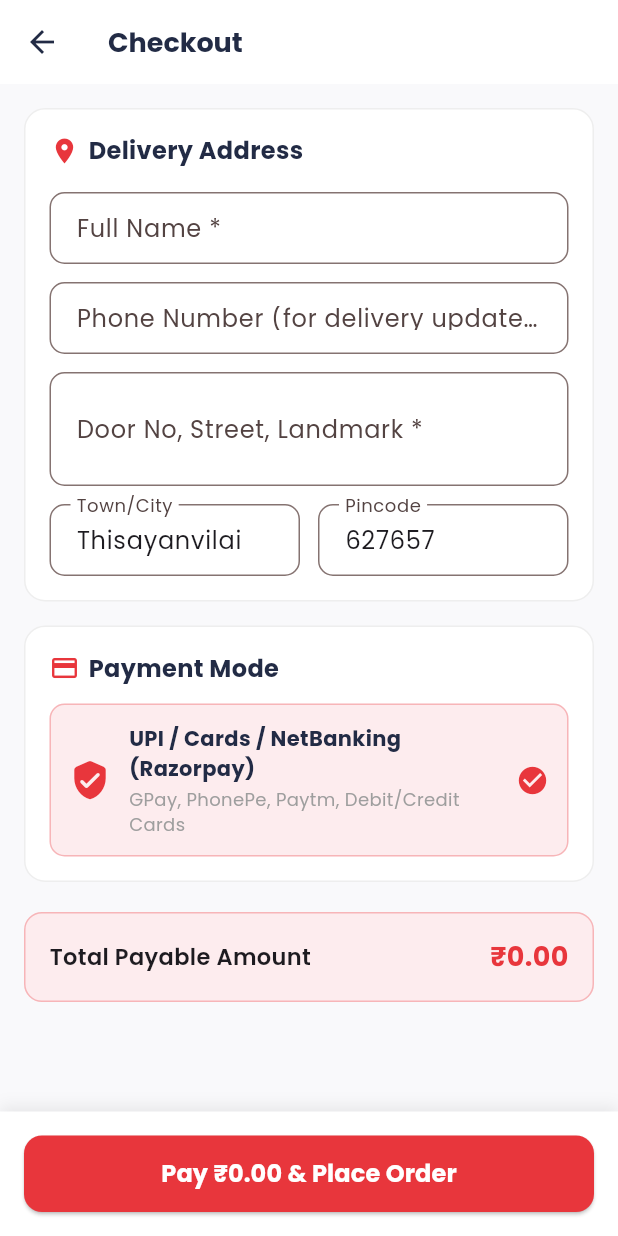
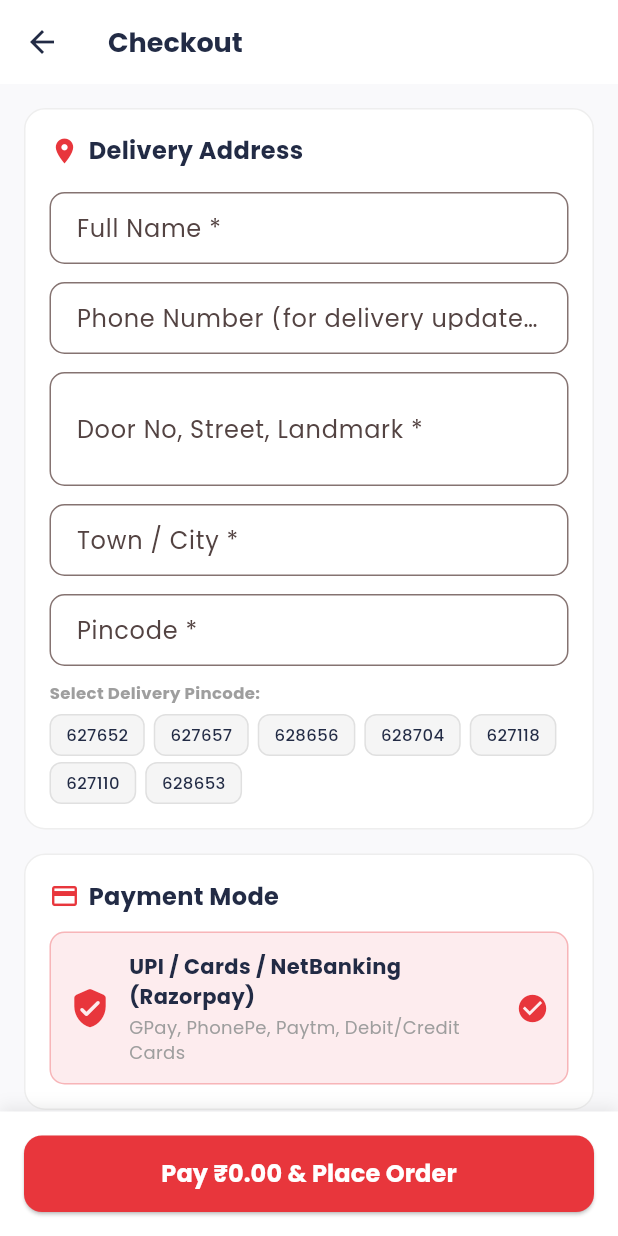
Before and after one commit to Novin25/Thisayanvilai-App, a Flutter app: the CheckoutScreen screen opened directly, on a phone screen of 412 x 824 dp. Run offline on Flutter 3.47's test engine with Material 3 defaults, Android fonts, the phone set to English and light mode, and no system bars; our stand-ins replace cached_network_image, google_fonts, shared_preferences; missing offline and left inert: razorpay_flutter; accounts and stored records are empty; network calls fail.

```diff
--- a/lib/screens/checkout_screen.dart
+++ b/lib/screens/checkout_screen.dart
@@ -1,9 +1,11 @@
 import 'package:flutter/material.dart';
 import 'package:provider/provider.dart';
 import 'package:razorpay_flutter/razorpay_flutter.dart';
+import 'package:intl/intl.dart';
 import '../config/constants.dart';
 import '../services/cart_provider.dart';
 import '../services/woocommerce_service.dart';
+import '../services/order_storage_service.dart';
 import 'order_success_screen.dart';
 
 class CheckoutScreen extends StatefulWidget {
@@ -18,12 +20,21 @@ class _CheckoutScreenState extends State<CheckoutScreen> {
   final _nameController = TextEditingController();
   final _phoneController = TextEditingController();
   final _addressController = TextEditingController();
-  final _cityController = TextEditingController(text: 'Thisayanvilai');
-  final _pincodeController = TextEditingController(text: '627657');
+  final _cityController = TextEditingController();
+  final _pincodeController = TextEditingController();
+
+  static const List<String> allowedPincodes = [
+    '627652',
+    '627657',
+    '628656',
+    '628704',
+    '627118',
+    '627110',
+    '628653',
+  ];
 
   late Razorpay _razorpay;
   bool _isProcessing = false;
-  String _selectedPaymentMethod = 'razorpay'; // 'razorpay' or 'cod'
 
   @override
   void initState() {
@@ -57,7 +68,7 @@ class _CheckoutScreenState extends State<CheckoutScreen> {
     setState(() => _isProcessing = false);
     ScaffoldMessenger.of(context).showSnackBar(
       SnackBar(
-        content: Text('Payment Failed: ${response.message ?? "Unknown error"}'),
+        content: Text('Payment Failed: ${response.message ?? "Payment was cancelled or failed"}'),
         backgroundColor: Colors.red,
       ),
     );
@@ -116,9 +127,13 @@ class _CheckoutScreenState extends State<CheckoutScreen> {
     List<Map<String, dynamic>> lineItems = cart.items.values.map((item) {
       return {
         "product_id": item.product.id,
+        "name": item.product.name,
         "quantity": item.quantity,
+        "price": item.product.priceNumeric,
       };
     }).toList();
+
+    int orderId = 0;
 
     try {
       final orderResult = await WooCommerceService.createOrder(
@@ -133,7 +148,29 @@ class _CheckoutScreenState extends State<CheckoutScreen> {
         transactionId: transactionId,
       );
 
-      final orderId = orderResult['id'] ?? 0;
+      orderId = orderResult['id'] ?? 0;
+    } catch (e) {
+      // If WooCommerce API write permission fails or network glitch occurs,
+      // fallback to timestamp-based Order ID so the customer is NOT stranded after paying!
+      orderId = DateTime.now().millisecondsSinceEpoch % 1000000;
+    }
+
+    // Always save order in Local Storage so customer can view in Account Screen
+    final orderRecord = OrderRecord(
+      id: orderId,
+      date: DateFormat('dd MMM yyyy, hh:mm a').format(DateTime.now()),
+      total: cart.totalAmount,
+      status: 'Paid & Processing',
+      customerName: _nameController.text.trim(),
+      phone: _phoneController.text.trim(),
+      address: _addressController.text.trim(),
+      city: _cityController.text.trim(),
+      pincode: _pincodeController.text.trim(),
+      paymentId: transactionId ?? '',
+      items: lineItems,
+    );
+
+    await OrderStorageService.saveOrder(orderRecord);
 
     cart.clearCart();
     if (mounted) {
@@ -147,17 +184,6 @@ class _CheckoutScreenState extends State<CheckoutScreen> {
         ),
         (route) => route.isFirst,
       );
-      }
-    } catch (e) {
-      if (mounted) {
-        setState(() => _isProcessing = false);
-        ScaffoldMessenger.of(context).showSnackBar(
-          SnackBar(
-            content: Text('Order submission error: $e'),
-            backgroundColor: Colors.red,
-          ),
-        );
-      }
     }
   }
 
@@ -205,7 +231,7 @@ class _CheckoutScreenState extends State<CheckoutScreen> {
                       children: [
                         Row(
                           children: const [
-                            Icon(Icons.location_on, color: AppConfig.primaryGreen, size: 20),
+                            Icon(Icons.location_on, color: AppConfig.primaryColor, size: 20),
                             SizedBox(width: 6),
                             Text(
                               'Delivery Address',
@@ -222,10 +248,11 @@ class _CheckoutScreenState extends State<CheckoutScreen> {
                           controller: _nameController,
                           decoration: InputDecoration(
                             labelText: 'Full Name *',
+                            hintText: 'Enter your name',
                             border: OutlineInputBorder(borderRadius: BorderRadius.circular(10)),
                             contentPadding: const EdgeInsets.symmetric(horizontal: 14, vertical: 12),
                           ),
-                          validator: (val) => val == null || val.isEmpty ? 'Please enter name' : null,
+                          validator: (val) => val == null || val.trim().isEmpty ? 'Please enter name' : null,
                         ),
                         const SizedBox(height: 12),
                         TextFormField(
@@ -237,7 +264,7 @@ class _CheckoutScreenState extends State<CheckoutScreen> {
                             border: OutlineInputBorder(borderRadius: BorderRadius.circular(10)),
                             contentPadding: const EdgeInsets.symmetric(horizontal: 14, vertical: 12),
                           ),
-                          validator: (val) => val == null || val.length < 10 ? 'Enter valid 10-digit number' : null,
+                          validator: (val) => val == null || val.trim().length < 10 ? 'Enter valid 10-digit number' : null,
                         ),
                         const SizedBox(height: 12),
                         TextFormField(
@@ -245,37 +272,80 @@ class _CheckoutScreenState extends State<CheckoutScreen> {
                           maxLines: 2,
                           decoration: InputDecoration(
                             labelText: 'Door No, Street, Landmark *',
+                            hintText: 'Enter complete street address',
                             border: OutlineInputBorder(borderRadius: BorderRadius.circular(10)),
                             contentPadding: const EdgeInsets.all(14),
                           ),
-                          validator: (val) => val == null || val.isEmpty ? 'Please enter delivery address' : null,
+                          validator: (val) => val == null || val.trim().isEmpty ? 'Please enter delivery address' : null,
                         ),
                         const SizedBox(height: 12),
-                        Row(
-                          children: [
-                            Expanded(
-                              child: TextFormField(
+                        TextFormField(
                           controller: _cityController,
                           decoration: InputDecoration(
-                                  labelText: 'Town/City',
+                            labelText: 'Town / City *',
+                            hintText: 'e.g. Thisayanvilai, Sattankulam, Udangudi',
                             border: OutlineInputBorder(borderRadius: BorderRadius.circular(10)),
                             contentPadding: const EdgeInsets.symmetric(horizontal: 14, vertical: 12),
                           ),
+                          validator: (val) => val == null || val.trim().isEmpty ? 'Please enter Town / City' : null,
                         ),
-                            ),
-                            const SizedBox(width: 12),
-                            Expanded(
-                              child: TextFormField(
+                        const SizedBox(height: 12),
+                        TextFormField(
                           controller: _pincodeController,
                           keyboardType: TextInputType.number,
                           decoration: InputDecoration(
-                                  labelText: 'Pincode',
+                            labelText: 'Pincode *',
+                            hintText: 'e.g. 627657',
                             border: OutlineInputBorder(borderRadius: BorderRadius.circular(10)),
                             contentPadding: const EdgeInsets.symmetric(horizontal: 14, vertical: 12),
                           ),
+                          validator: (val) {
+                            if (val == null || val.trim().isEmpty) {
+                              return 'Please enter Pincode';
+                            }
+                            if (!allowedPincodes.contains(val.trim())) {
+                              return 'Delivery only available for:\n627652, 627657, 628656, 628704, 627118, 627110, 628653';
+                            }
+                            return null;
+                          },
+                        ),
+                        const SizedBox(height: 10),
+                        const Text(
+                          'Select Delivery Pincode:',
+                          style: TextStyle(fontSize: 11, fontWeight: FontWeight.bold, color: Colors.grey),
+                        ),
+                        const SizedBox(height: 6),
+                        Wrap(
+                          spacing: 6,
+                          runSpacing: 4,
+                          children: allowedPincodes.map((pin) {
+                            final isSelected = _pincodeController.text == pin;
+                            return InkWell(
+                              onTap: () {
+                                setState(() {
+                                  _pincodeController.text = pin;
+                                });
+                              },
+                              child: Container(
+                                padding: const EdgeInsets.symmetric(horizontal: 10, vertical: 5),
+                                decoration: BoxDecoration(
+                                  color: isSelected ? AppConfig.primaryColor : Colors.grey.shade100,
+                                  borderRadius: BorderRadius.circular(8),
+                                  border: Border.all(
+                                    color: isSelected ? AppConfig.primaryColor : Colors.grey.shade300,
                                   ),
                                 ),
-                          ],
+                                child: Text(
+                                  pin,
+                                  style: TextStyle(
+                                    fontSize: 11,
+                                    fontWeight: isSelected ? FontWeight.bold : FontWeight.w500,
+                                    color: isSelected ? Colors.white : AppConfig.textDark,
+                                  ),
+                                ),
+                              ),
+                            );
+                          }).toList(),
                         ),
                       ],
                     ),
@@ -296,7 +366,7 @@ class _CheckoutScreenState extends State<CheckoutScreen> {
                       children: [
                         Row(
                           children: const [
-                            Icon(Icons.payment, color: AppConfig.primaryGreen, size: 20),
+                            Icon(Icons.payment, color: AppConfig.primaryColor, size: 20),
                             SizedBox(width: 6),
                             Text(
                               'Payment Mode',
@@ -314,11 +384,11 @@ class _CheckoutScreenState extends State<CheckoutScreen> {
                           decoration: BoxDecoration(
                             color: AppConfig.lightGreen,
                             borderRadius: BorderRadius.circular(10),
-                            border: Border.all(color: AppConfig.primaryGreen.withOpacity(0.3)),
+                            border: Border.all(color: AppConfig.primaryColor.withOpacity(0.3)),
                           ),
                           child: Row(
                             children: const [
-                              Icon(Icons.verified_user_rounded, color: AppConfig.primaryGreen, size: 28),
+                              Icon(Icons.verified_user_rounded, color: AppConfig.primaryColor, size: 28),
                               SizedBox(width: 12),
                               Expanded(
                                 child: Column(
@@ -340,7 +410,7 @@ class _CheckoutScreenState extends State<CheckoutScreen> {
                                   ],
                                 ),
                               ),
-                              Icon(Icons.check_circle, color: AppConfig.primaryGreen, size: 22),
+                              Icon(Icons.check_circle, color: AppConfig.primaryColor, size: 22),
                             ],
                           ),
                         ),
@@ -356,7 +426,7 @@ class _CheckoutScreenState extends State<CheckoutScreen> {
                     decoration: BoxDecoration(
                       color: AppConfig.lightGreen,
                       borderRadius: BorderRadius.circular(12),
-                      border: Border.all(color: AppConfig.primaryGreen.withOpacity(0.3)),
+                      border: Border.all(color: AppConfig.primaryColor.withOpacity(0.3)),
                     ),
                     child: Row(
                       mainAxisAlignment: MainAxisAlignment.spaceBetween,
@@ -370,7 +440,7 @@ class _CheckoutScreenState extends State<CheckoutScreen> {
                           style: const TextStyle(
                             fontWeight: FontWeight.bold,
                             fontSize: 18,
-                            color: AppConfig.primaryGreen,
+                            color: AppConfig.primaryColor,
                           ),
                         ),
                       ],
@@ -392,7 +462,7 @@ class _CheckoutScreenState extends State<CheckoutScreen> {
                     child: Column(
                       mainAxisSize: MainAxisSize.min,
                       children: [
-                        CircularProgressIndicator(color: AppConfig.primaryGreen),
+                        CircularProgressIndicator(color: AppConfig.primaryColor),
                         SizedBox(height: 16),
                         Text(
                           'Processing your order...',
@@ -422,7 +492,7 @@ class _CheckoutScreenState extends State<CheckoutScreen> {
           child: ElevatedButton(
             onPressed: _isProcessing ? null : _startPayment,
             style: ElevatedButton.styleFrom(
-              backgroundColor: AppConfig.primaryGreen,
+              backgroundColor: AppConfig.primaryColor,
               padding: const EdgeInsets.symmetric(vertical: 14),
               shape: RoundedRectangleBorder(borderRadius: BorderRadius.circular(12)),
             ),
--- /dev/null
+++ b/lib/services/order_storage_service.dart
@@ -0,0 +1,75 @@
+import 'dart:convert';
+import 'package:shared_preferences/shared_preferences.dart';
+
+class OrderRecord {
+  final int id;
+  final String date;
+  final double total;
+  final String status;
+  final String customerName;
+  final String phone;
+  final String address;
+  final String city;
+  final String pincode;
+  final String paymentId;
+  final List<Map<String, dynamic>> items;
+
+  OrderRecord({
+    required this.id,
+    required this.date,
+    required this.total,
+    required this.status,
+    required this.customerName,
+    required this.phone,
+    required this.address,
+    required this.city,
+    required this.pincode,
+    required this.paymentId,
+    required this.items,
+  });
+
+  Map<String, dynamic> toJson() => {
+        'id': id,
+        'date': date,
+        'total': total,
+        'status': status,
+        'customerName': customerName,
+        'phone': phone,
+        'address': address,
+        'city': city,
+        'pincode': pincode,
+        'paymentId': paymentId,
+        'items': items,
+      };
+
+  factory OrderRecord.fromJson(Map<String, dynamic> json) => OrderRecord(
+        id: json['id'] ?? 0,
+        date: json['date'] ?? '',
+        total: (json['total'] ?? 0).toDouble(),
+        status: json['status'] ?? 'Processing',
+        customerName: json['customerName'] ?? '',
+        phone: json['phone'] ?? '',
+        address: json['address'] ?? '',
+        city: json['city'] ?? '',
+        pincode: json['pincode'] ?? '',
+        paymentId: json['paymentId'] ?? '',
+        items: List<Map<String, dynamic>>.from(json['items'] ?? []),
+      );
+}
+
+class OrderStorageService {
+  static const String _key = 'user_order_history';
+
+  static Future<void> saveOrder(OrderRecord order) async {
+    final prefs = await SharedPreferences.getInstance();
+    List<String> list = prefs.getStringList(_key) ?? [];
+    list.insert(0, jsonEncode(order.toJson()));
+    await prefs.setStringList(_key, list);
+  }
+
+  static Future<List<OrderRecord>> getOrders() async {
+    final prefs = await SharedPreferences.getInstance();
+    List<String> list = prefs.getStringList(_key) ?? [];
+    return list.map((str) => OrderRecord.fromJson(jsonDecode(str))).toList();
+  }
+}
```
Also changed, not shown: lib/screens/account_screen.dart (added, +292 -0 lines), lib/screens/home_screen.dart (+10 -0 lines), lib/screens/order_success_screen.dart (+32 -5 lines). Lines whose indentation alone changed are shown as unchanged.
